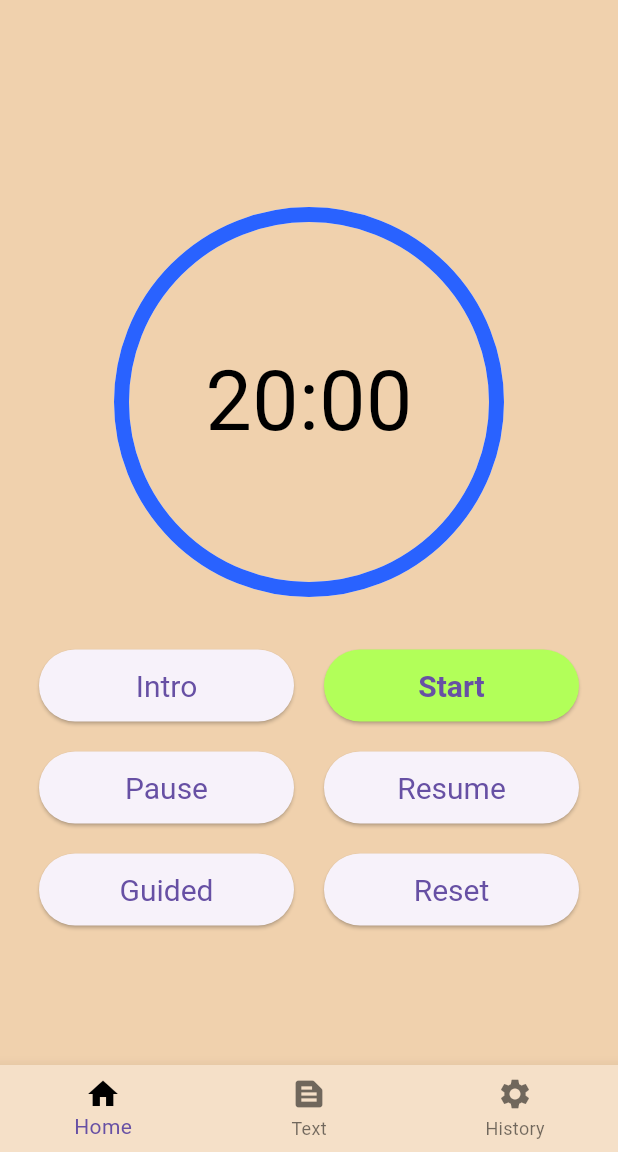
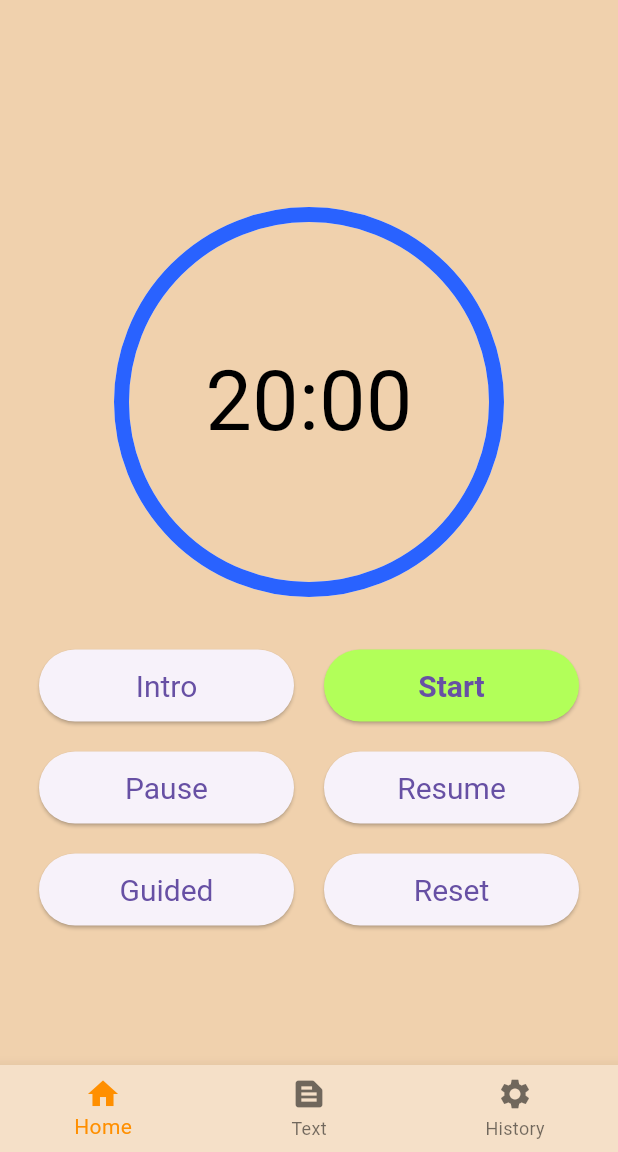
Before and after one commit to gjwgit/innerpod, a Flutter app: the screen it shows after launch, on a phone screen of 412 x 824 dp, the part 84-1236 px from its top. Run offline on Flutter 3.47's test engine with Material 3 defaults, Android fonts, the phone set to English and light mode, and no system bars; drawn by our look-alikes of circular_countdown_timer; our stand-ins replace audioplayers, flutter_markdown, wakelock_plus; missing offline and left inert: solidpod; statements that could not run were skipped.

Commit message:
Add Text navbar functionality.

```diff
--- a/lib/home.dart
+++ b/lib/home.dart
@@ -1,6 +1,6 @@
 /// Main home page for the app.
 //
-// Time-stamp: <Tuesday 2024-04-30 13:36:41 +1000 Graham Williams>
+// Time-stamp: <Saturday 2024-05-11 19:26:26 +1000 Graham Williams>
 //
 /// Copyright (C) 2024, Togaware Pty Ltd
 ///
@@ -27,10 +27,10 @@ library;
 
 import 'package:flutter/material.dart';
 
-import 'package:intl/intl.dart';
 import 'package:solidpod/solidpod.dart';
 
 import 'package:innerpod/constants.dart';
+import 'package:innerpod/instructions.dart';
 import 'package:innerpod/timer.dart';
 
 /// A widget for the actuall app's main home page.
@@ -52,9 +52,26 @@ class HomeState extends State<Home> with SingleTickerProviderStateMixin {
     super.initState();
   }
 
+  // Track which item is selected in the nav bar.
+
+  int _selectedIndex = 0;
+
+  void _onItemTapped(int index) {
+    setState(() {
+      _selectedIndex = index;
+    });
+  }
+
+  final List<Widget> _pages = <Widget>[
+    Timer(),
+    instructions,
+    // const Icon(Icons.camera, size: 150),
+    const Icon(Icons.chat, size: 150),
+  ];
+
   @override
   Widget build(BuildContext context) {
-    final dateStr = DateFormat('dd MMMM yyyy').format(DateTime.now());
+    // final dateStr = DateFormat('dd MMMM yyyy').format(DateTime.now());
 
     return Scaffold(
       backgroundColor: background,
@@ -104,13 +121,13 @@ class HomeState extends State<Home> with SingleTickerProviderStateMixin {
           ),
         ],
       ),
-      body: Center(child: Timer()),
+      body: Center(child: _pages.elementAt(_selectedIndex)), //Timer()),
       // 20240311 TODO gjw Remove for now for initial release.
       bottomNavigationBar: BottomNavigationBar(
         backgroundColor: border,
         items: const <BottomNavigationBarItem>[
           BottomNavigationBarItem(
-            icon: Icon(Icons.home, color: Colors.black),
+            icon: Icon(Icons.home), //, color: Colors.black),
             label: 'Home',
           ),
           BottomNavigationBarItem(
@@ -122,6 +139,9 @@ class HomeState extends State<Home> with SingleTickerProviderStateMixin {
             label: 'History',
           ),
         ],
+        currentIndex: _selectedIndex,
+        selectedItemColor: Colors.amber[800],
+        onTap: _onItemTapped,
       ),
     );
   }
--- /dev/null
+++ b/lib/instructions.dart
@@ -0,0 +1,188 @@
+import 'package:flutter_markdown/flutter_markdown.dart';
+
+import 'package:flutter/material.dart';
+
+// TODO 20240511 gjw What are the pros and cons for a variable versus a class
+// here?
+
+// class Instructions extends StatefulWidget {
+//   @override
+//   _InstructionsState createState() => _InstructionsState();
+// }
+
+// class _InstructionsState extends State<Instructions> with SingleTickerProviderStateMixin {
+//   TabController _tabController;
+
+//   @override
+//   void initState() {
+//     super.initState();
+//     _tabController = TabController(vsync: this, length: 3);
+//   }
+
+//   @override
+//   void dispose() {
+//     _tabController.dispose();
+//     super.dispose();
+//   }
+
+//   @override
+//   Widget build(BuildContext context) {
+//     return Column(
+//       children: <Widget>[
+//         TabBar(
+//           controller: _tabController,
+//           tabs: [
+//             Tab(icon: Icon(Icons.directions_car)),
+//             Tab(icon: Icon(Icons.directions_transit)),
+//             Tab(icon: Icon(Icons.directions_bike)),
+//           ],
+//         ),
+//         Expanded(
+//           child: TabBarView(
+//             controller: _tabController,
+//             children: [
+//               Icon(Icons.directions_car),
+//               Icon(Icons.directions_transit),
+//               Icon(Icons.directions_bike),
+//             ],
+//           ),
+//         ),
+//       ],
+//     );
+//   }
+// }
+
+///
+
+Widget instructions = DefaultTabController(
+  length: 3, // Number of tabs
+  child: Scaffold(
+    appBar: AppBar(
+      flexibleSpace: const Column(
+        mainAxisAlignment: MainAxisAlignment.end,
+        children: [
+          TabBar(
+            indicatorColor: Colors.amberAccent,
+            indicatorWeight: 5,
+            // indicator: BoxDecoration(
+            //   color: Colors.amber[800],
+            //   borderRadius: BorderRadius.circular(25.0),
+            // ),
+            tabs: [
+              Tab(text: 'Opening'),
+              Tab(text: 'Guide'),
+              Tab(text: 'Closing'),
+            ],
+          ),
+        ],
+      ),
+    ),
+    body: TabBarView(
+      children: [
+        Markdown(
+            data: '# Opening Prayer\n'
+                '---\n'
+                'Heavenly Father.  \n'
+                '  \n'
+                'Open our hearts to the silent '
+                'presence of the spirit of your son.  \n'
+                '  \n'
+                'Lead us into that mysterious silence '
+                'where your love is revealed to all who call.  \n'
+                '  \n'
+                'Maranatha.  \n'
+                'Come Lord Jesus.  \n'
+                '  \n'
+                '---\n'
+                '  \n'
+                '*John Main OSB*',
+            styleSheet: MarkdownStyleSheet.fromTheme(ThemeData(
+                textTheme:
+                    const TextTheme(bodyMedium: TextStyle(fontSize: 20.0))))),
+        Markdown(
+            data: '# How to Meditate\n'
+                '  \n'
+                '---\n'
+                '  \n'
+                'To meditate you must learn to be still.  \n'
+                'Meditation is perfect stillness of body and spirit.  \n'
+                '  \n'
+                'The stillness of body we achieve by sitting still. '
+                'When you begin to meditate, take a couple of moments '
+                'to assume a comfortable posture. '
+                'The only essential rule is to have your spine '
+                'as upright as possible. '
+                'Your eyes should be lightly closed. '
+                '  \n'
+                'The way to a stillness of spirit is to learn to say silently '
+                'in the depth of your spirit a word or a short phrase. '
+                'To repeat that word over and over again. '
+                'The recommended word is the Aramaic word Maranatha.'
+                'Say it slowly in four equally stressed syllables. \n'
+                '  \n'
+                'Ma, Ra, Na, Tha.  \n'
+                '  \n'
+                'Say it silently. '
+                'Don\'t move your lips but recite it interiorly. '
+                'Recite your word from beginning to end. \n'
+                '  \n'
+                'Let go of your thoughts, of your ideas, of your imagination. '
+                'Don\'t think.  '
+                'Don\'t use any words other than your one word. '
+                'Just say the word in the depth of your spirit and listen to it. '
+                'Concentrate upon it with all your attention. '
+                '  \n'
+                'Maranatha.  \n'
+                '  \n'
+                'And that\'s all you have to do.  \n'
+                '  \n'
+                '---\n'
+                '  \n'
+                '*John Main OSB*',
+            styleSheet: MarkdownStyleSheet.fromTheme(ThemeData(
+                textTheme:
+                    const TextTheme(bodyMedium: TextStyle(fontSize: 20.0))))),
+        Markdown(
+            data: '# Closing Prayer\n'
+                '  \n'
+                '---\n'
+                '  \n'
+                'May this group be a true spiritual home '
+                'for the seeker, a friend for the lonely, '
+                'a guide for the confused.  \n'
+                '  \n'
+                'May those who pray here be strengthened '
+                'by the Holy Spirit to serve all who come '
+                'and receive them as Christ himself.  \n'
+                '  \n'
+                'In the silence of this group may all the suffering, '
+                'violence and confusion of the world encounter '
+                'the power that will console, renew, and uplift the '
+                'human spirit.  \n'
+                '  \n'
+                'May this silence be a power to open the hearts of '
+                'men and women to the vision of God, and so to '
+                'each other, in love and peace, justice and human '
+                'dignity.  \n'
+                '  \n'
+                'May all the beauty of the Divine Life fill the hearts of '
+                'all who pray here with joyful hope. '
+                '  \n'
+                'May all who come here weighed down by the '
+                'problems of humanity leave giving thanks for the '
+                'wonder of human life.  \n'
+                '  \n'
+                'We make this prayer through Christ our Lord. '
+                '  \n'
+                'Amen\n'
+                '  \n'
+                '---\n'
+                '  \n'
+                '\n*Laurence Freeman OSB*',
+            styleSheet: MarkdownStyleSheet.fromTheme(ThemeData(
+                textTheme:
+                    const TextTheme(bodyMedium: TextStyle(fontSize: 20.0))))),
+      ],
+    ),
+  ),
+);
--- a/pubspec.yaml
+++ b/pubspec.yaml
@@ -12,6 +12,7 @@ dependencies:
   audioplayers: ^5.2.1
   cupertino_icons: ^1.0.2
   circular_countdown_timer: ^0.2.3
+  flutter_markdown: ^0.6.17
   intl:
   solidpod:
     path: solidpod
```
